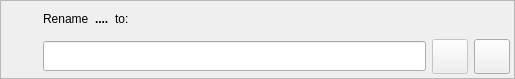
Old version of the form libs/libgui/ui/widgets/objectrenamewidget.ui in the repository pgmodeler/pgmodeler.
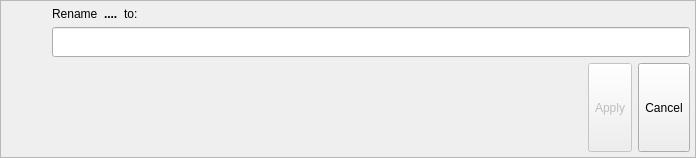
New version of the form. Icons and pictures are not drawn.

Commit message:
Adjusted the size of icons in toolbuttons
Stardardization of layout spacing/margin in widgets

Patch:
```diff
--- a/libs/libgui/ui/widgets/objectrenamewidget.ui
+++ b/libs/libgui/ui/widgets/objectrenamewidget.ui
@@ -6,8 +6,8 @@
    <rect>
     <x>0</x>
     <y>0</y>
-    <width>515</width>
-    <height>79</height>
+    <width>696</width>
+    <height>158</height>
    </rect>
   </property>
   <property name="sizePolicy">
@@ -76,65 +76,47 @@
      <property name="frameShadow">
       <enum>QFrame::Raised</enum>
      </property>
-     <layout class="QGridLayout" name="gridLayout">
+     <layout class="QGridLayout" name="gridLayout_3">
       <property name="leftMargin">
-       <number>4</number>
+       <number>5</number>
       </property>
       <property name="topMargin">
-       <number>4</number>
+       <number>5</number>
       </property>
       <property name="rightMargin">
-       <number>4</number>
+       <number>5</number>
       </property>
       <property name="bottomMargin">
-       <number>4</number>
+       <number>5</number>
       </property>
-      <property name="spacing">
-       <number>6</number>
-      </property>
-      <item row="1" column="1">
-       <widget class="QLabel" name="rename_lbl">
-        <property name="sizePolicy">
-         <sizepolicy hsizetype="Fixed" vsizetype="Preferred">
-          <horstretch>0</horstretch>
-          <verstretch>0</verstretch>
-         </sizepolicy>
+      <item row="0" column="0">
+       <spacer name="horizontalSpacer">
+        <property name="orientation">
+         <enum>Qt::Horizontal</enum>
         </property>
-        <property name="text">
-         <string>Rename</string>
+        <property name="sizeType">
+         <enum>QSizePolicy::Fixed</enum>
         </property>
-       </widget>
-      </item>
-      <item row="1" column="2">
-       <widget class="QLabel" name="obj_name_lbl">
-        <property name="sizePolicy">
-         <sizepolicy hsizetype="Fixed" vsizetype="Preferred">
-          <horstretch>0</horstretch>
-          <verstretch>0</verstretch>
-         </sizepolicy>
+        <property name="sizeHint" stdset="0">
+         <size>
+          <width>32</width>
+          <height>15</height>
+         </size>
         </property>
-        <property name="font">
-         <font>
-          <bold>true</bold>
-         </font>
-        </property>
-        <property name="text">
-         <string>....</string>
-        </property>
-       </widget>
+       </spacer>
       </item>
-      <item row="2" column="0">
+      <item row="1" column="0">
        <widget class="QLabel" name="obj_icon_lbl">
         <property name="minimumSize">
          <size>
-          <width>32</width>
-          <height>32</height>
+          <width>40</width>
+          <height>40</height>
          </size>
         </property>
         <property name="maximumSize">
          <size>
-          <width>32</width>
-          <height>32</height>
+          <width>40</width>
+          <height>40</height>
          </size>
         </property>
         <property name="frameShape">
@@ -154,12 +136,67 @@
         </property>
        </widget>
       </item>
-      <item row="2" column="1" colspan="4">
-       <layout class="QHBoxLayout" name="horizontalLayout">
-        <property name="spacing">
-         <number>6</number>
+      <item row="0" column="2">
+       <widget class="QLabel" name="obj_name_lbl">
+        <property name="sizePolicy">
+         <sizepolicy hsizetype="Fixed" vsizetype="Preferred">
+          <horstretch>0</horstretch>
+          <verstretch>0</verstretch>
+         </sizepolicy>
         </property>
-        <item>
+        <property name="font">
+         <font>
+          <weight>75</weight>
+          <bold>true</bold>
+         </font>
+        </property>
+        <property name="text">
+         <string>....</string>
+        </property>
+       </widget>
+      </item>
+      <item row="0" column="1">
+       <widget class="QLabel" name="rename_lbl">
+        <property name="sizePolicy">
+         <sizepolicy hsizetype="Fixed" vsizetype="Preferred">
+          <horstretch>0</horstretch>
+          <verstretch>0</verstretch>
+         </sizepolicy>
+        </property>
+        <property name="text">
+         <string>Rename</string>
+        </property>
+       </widget>
+      </item>
+      <item row="0" column="3">
+       <widget class="QLabel" name="to_lbl">
+        <property name="sizePolicy">
+         <sizepolicy hsizetype="Expanding" vsizetype="Preferred">
+          <horstretch>0</horstretch>
+          <verstretch>0</verstretch>
+         </sizepolicy>
+        </property>
+        <property name="text">
+         <string>to:</string>
+        </property>
+       </widget>
+      </item>
+      <item row="2" column="0">
+       <spacer name="verticalSpacer">
+        <property name="orientation">
+         <enum>Qt::Vertical</enum>
+        </property>
+        <property name="sizeHint" stdset="0">
+         <size>
+          <width>20</width>
+          <height>40</height>
+         </size>
+        </property>
+       </spacer>
+      </item>
+      <item row="1" column="1" rowspan="2" colspan="3">
+       <layout class="QGridLayout" name="gridLayout">
+        <item row="0" column="0" colspan="3">
          <widget class="QLineEdit" name="new_name_edt">
           <property name="minimumSize">
            <size>
@@ -172,13 +209,26 @@
           </property>
          </widget>
         </item>
-        <item>
+        <item row="1" column="0">
+         <spacer name="horizontalSpacer_2">
+          <property name="orientation">
+           <enum>Qt::Horizontal</enum>
+          </property>
+          <property name="sizeHint" stdset="0">
+           <size>
+            <width>58</width>
+            <height>20</height>
+           </size>
+          </property>
+         </spacer>
+        </item>
+        <item row="1" column="1">
          <widget class="QToolButton" name="apply_tb">
           <property name="enabled">
            <bool>false</bool>
           </property>
           <property name="sizePolicy">
-           <sizepolicy hsizetype="Fixed" vsizetype="Fixed">
+           <sizepolicy hsizetype="Preferred" vsizetype="Preferred">
             <horstretch>0</horstretch>
             <verstretch>0</verstretch>
            </sizepolicy>
@@ -187,7 +237,7 @@
            <string>Rename</string>
           </property>
           <property name="text">
-           <string/>
+           <string>Apply</string>
           </property>
           <property name="icon">
            <iconset resource="../../res/resources.qrc">
@@ -195,16 +245,19 @@
           </property>
           <property name="iconSize">
            <size>
-            <width>28</width>
-            <height>28</height>
+            <width>32</width>
+            <height>32</height>
            </size>
           </property>
+          <property name="toolButtonStyle">
+           <enum>Qt::ToolButtonTextBesideIcon</enum>
+          </property>
          </widget>
         </item>
-        <item>
+        <item row="1" column="2">
          <widget class="QToolButton" name="cancel_tb">
           <property name="sizePolicy">
-           <sizepolicy hsizetype="Fixed" vsizetype="Fixed">
+           <sizepolicy hsizetype="Preferred" vsizetype="Preferred">
             <horstretch>0</horstretch>
             <verstretch>0</verstretch>
            </sizepolicy>
@@ -213,7 +266,7 @@
            <string>Cancel</string>
           </property>
           <property name="text">
-           <string/>
+           <string>Cancel</string>
           </property>
           <property name="icon">
            <iconset resource="../../res/resources.qrc">
@@ -221,43 +274,17 @@
           </property>
           <property name="iconSize">
            <size>
-            <width>28</width>
-            <height>28</height>
+            <width>32</width>
+            <height>32</height>
            </size>
           </property>
+          <property name="toolButtonStyle">
+           <enum>Qt::ToolButtonTextBesideIcon</enum>
+          </property>
          </widget>
         </item>
        </layout>
       </item>
-      <item row="1" column="3" colspan="2">
-       <widget class="QLabel" name="to_lbl">
-        <property name="sizePolicy">
-         <sizepolicy hsizetype="Expanding" vsizetype="Preferred">
-          <horstretch>0</horstretch>
-          <verstretch>0</verstretch>
-         </sizepolicy>
-        </property>
-        <property name="text">
-         <string>to:</string>
-        </property>
-       </widget>
-      </item>
-      <item row="1" column="0">
-       <spacer name="horizontalSpacer">
-        <property name="orientation">
-         <enum>Qt::Horizontal</enum>
-        </property>
-        <property name="sizeType">
-         <enum>QSizePolicy::Fixed</enum>
-        </property>
-        <property name="sizeHint" stdset="0">
-         <size>
-          <width>32</width>
-          <height>15</height>
-         </size>
-        </property>
-       </spacer>
-      </item>
      </layout>
     </widget>
    </item>
```
Left out of the diff: 3 changed lines with no effect on the pictures. The commit also changes 71 other files.
